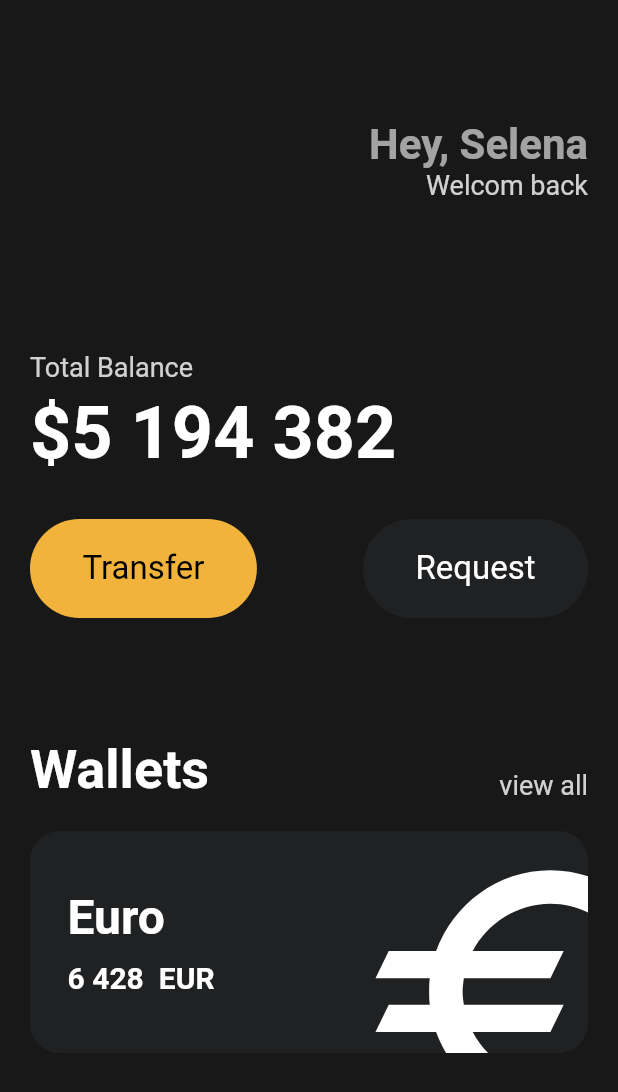
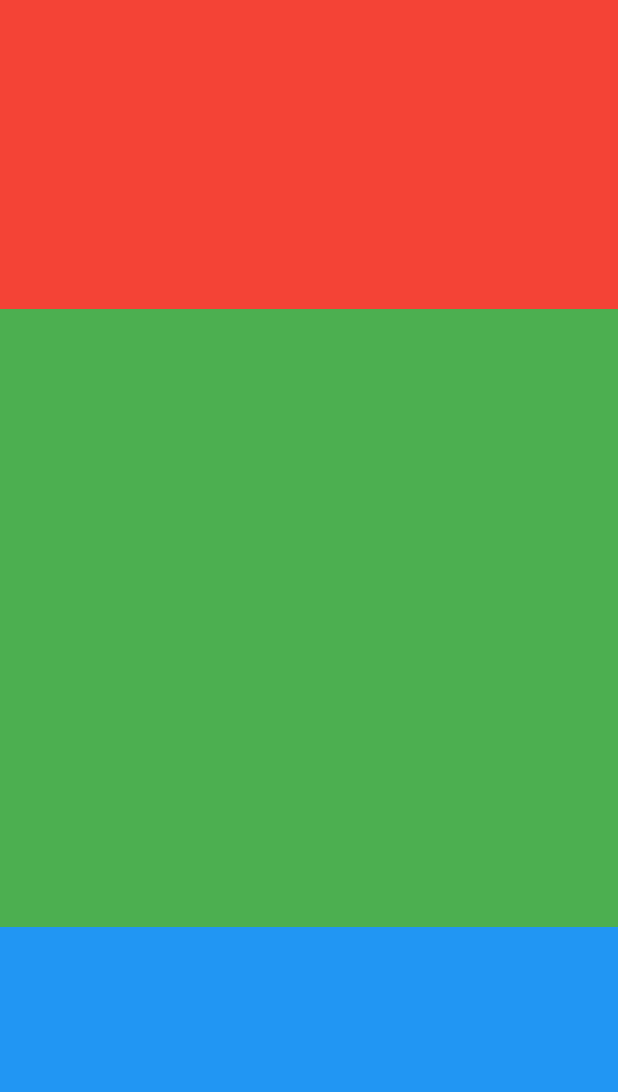
Before and after one commit to ShinHeeJin/flutterHelloWorld, a Flutter app: the screen it shows after launch, on a phone screen of 412 x 824 dp. Shown: the top 1092 px of the screen. Run offline on Flutter 3.47's test engine with Material 2 defaults, Android fonts, the phone set to English and light mode, and no system bars.

Commit message:
feature : StatefulWidget & Flexible

```diff
--- a/lib/main.dart
+++ b/lib/main.dart
@@ -1,170 +1,28 @@
-import 'package:first/widgets/button.dart';
+import 'package:first/screens/home_screen.dart';
 import 'package:flutter/material.dart';
 
 void main() {
-  runApp(const App());
+  runApp(const MyApp());
 }
 
-class App extends StatelessWidget {
-  const App({super.key});
+class MyApp extends StatelessWidget {
+  const MyApp({super.key});
 
   @override
   Widget build(BuildContext context) {
     return MaterialApp(
-      home: Scaffold(
-        backgroundColor: const Color(0xFF181818),
-        body: Padding(
-          padding: const EdgeInsets.symmetric(horizontal: 20),
-          child: Column(
-            crossAxisAlignment: CrossAxisAlignment.start,
-            children: [
-              const SizedBox(height: 80),
-              Row(
-                mainAxisAlignment: MainAxisAlignment.end,
-                children: [
-                  Column(
-                    crossAxisAlignment: CrossAxisAlignment.end,
-                    children: [
-                      const Text(
-                        "Hey, Selena",
-                        style: TextStyle(
-                          color: Colors.white60,
-                          fontSize: 28,
-                          fontWeight: FontWeight.bold,
-                        ),
-                      ),
-                      Text(
-                        "Welcom back",
-                        style: TextStyle(
-                          color: Colors.white.withOpacity(0.8),
-                          fontSize: 18,
-                        ),
-                      ),
-                    ],
-                  ),
-                ],
-              ),
-              const SizedBox(height: 100),
-              Text(
-                'Total Balance',
-                style: TextStyle(
-                  color: Colors.white.withOpacity(0.8),
-                  fontSize: 18,
-                ),
-              ),
-              const SizedBox(height: 5),
-              const Text(
-                '\$5 194 382',
-                style: TextStyle(
-                  fontSize: 48,
-                  fontWeight: FontWeight.w600,
-                  color: Colors.white,
-                ),
-              ),
-              const SizedBox(height: 30),
-              Row(
-                mainAxisAlignment: MainAxisAlignment.spaceBetween,
-                children: const [
-                  Button(
-                    bgColor: Color(0xFFF1B33B),
-                    textColor: Colors.black,
-                    text: 'Transfer',
-                  ),
-                  Button(
-                    bgColor: Color(0xFF1F2123),
-                    textColor: Colors.white,
-                    text: 'Request',
-                  ),
-                ],
-              ),
-              const SizedBox(height: 80),
-              Row(
-                mainAxisAlignment: MainAxisAlignment.spaceBetween,
-                crossAxisAlignment: CrossAxisAlignment.end,
-                children: [
-                  const Text(
-                    "Wallets",
-                    style: TextStyle(
-                      color: Colors.white,
-                      fontSize: 36,
-                      fontWeight: FontWeight.w600,
-                    ),
-                  ),
-                  Text(
-                    "view all",
-                    style: TextStyle(
-                      fontSize: 18,
-                      color: Colors.white.withOpacity(0.8),
-                    ),
-                  ),
-                ],
-              ),
-              const SizedBox(height: 20),
-              Container(
-                clipBehavior: Clip.hardEdge,
-                decoration: BoxDecoration(
-                  color: const Color(0xFF1F2123),
-                  borderRadius: BorderRadius.circular(20),
-                ),
-                child: Padding(
-                  padding: const EdgeInsets.all(25),
-                  child: Row(
-                    mainAxisAlignment: MainAxisAlignment.spaceBetween,
-                    children: [
-                      Column(
-                        crossAxisAlignment: CrossAxisAlignment.start,
-                        children: [
-                          const Text(
-                            "Euro",
-                            style: TextStyle(
-                              color: Colors.white,
-                              fontSize: 32,
-                              fontWeight: FontWeight.w600,
-                            ),
-                          ),
-                          const SizedBox(height: 10),
-                          Row(
-                            children: const [
-                              Text(
-                                "6 428",
-                                style: TextStyle(
-                                  color: Colors.white,
-                                  fontSize: 20,
-                                  fontWeight: FontWeight.w600,
-                                ),
-                              ),
-                              SizedBox(width: 10),
-                              Text(
-                                "EUR",
-                                style: TextStyle(
-                                  color: Colors.white,
-                                  fontSize: 20,
-                                  fontWeight: FontWeight.w600,
-                                ),
-                              ),
-                            ],
-                          ),
-                        ],
-                      ),
-                      Transform.scale(
-                        scale: 2.2,
-                        child: Transform.translate(
-                          offset: const Offset(10, 15),
-                          child: const Icon(
-                            Icons.euro_outlined,
-                            color: Colors.white,
-                            size: 98,
-                          ),
-                        ),
-                      ),
-                    ],
-                  ),
-                ),
-              ),
-            ],
+      theme: ThemeData(
+        colorScheme: ColorScheme.fromSwatch(
+          backgroundColor: const Color(0xFFE7626C),
+        ),
+        textTheme: const TextTheme(
+          displayLarge: TextStyle(
+            color: Color(0xFF232B55),
           ),
         ),
+        cardColor: const Color(0xFFF4EDDB),
       ),
+      home: const HomeScreen(),
     );
   }
 }
--- /dev/null
+++ b/lib/screens/home_screen.dart
@@ -0,0 +1,42 @@
+import 'package:flutter/material.dart';
+
+class HomeScreen extends StatefulWidget {
+  const HomeScreen({super.key});
+
+  @override
+  State<HomeScreen> createState() => _HomeScreenState();
+}
+
+class _HomeScreenState extends State<HomeScreen> {
+  @override
+  Widget build(BuildContext context) {
+    return Scaffold(
+      body: Column(children: [
+        Flexible(
+          flex: 1,
+          child: Container(
+            decoration: const BoxDecoration(
+              color: Colors.red,
+            ),
+          ),
+        ),
+        Flexible(
+          flex: 2,
+          child: Container(
+            decoration: const BoxDecoration(
+              color: Colors.green,
+            ),
+          ),
+        ),
+        Flexible(
+          flex: 1,
+          child: Container(
+            decoration: const BoxDecoration(
+              color: Colors.blue,
+            ),
+          ),
+        ),
+      ]),
+    );
+  }
+}
```
